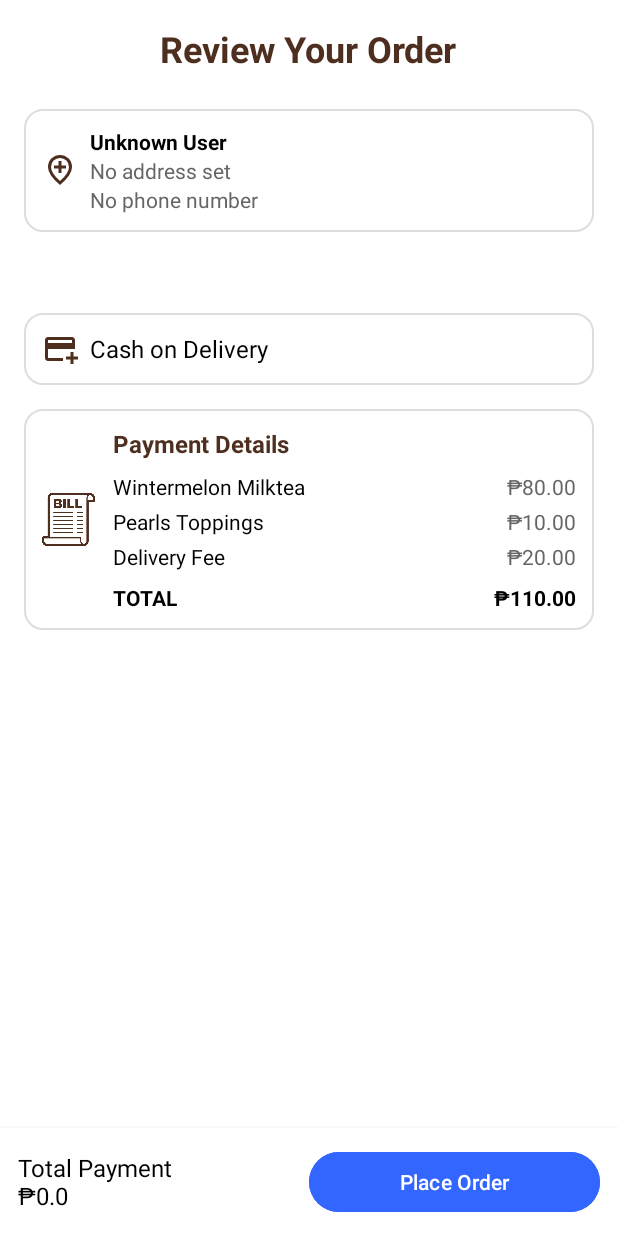
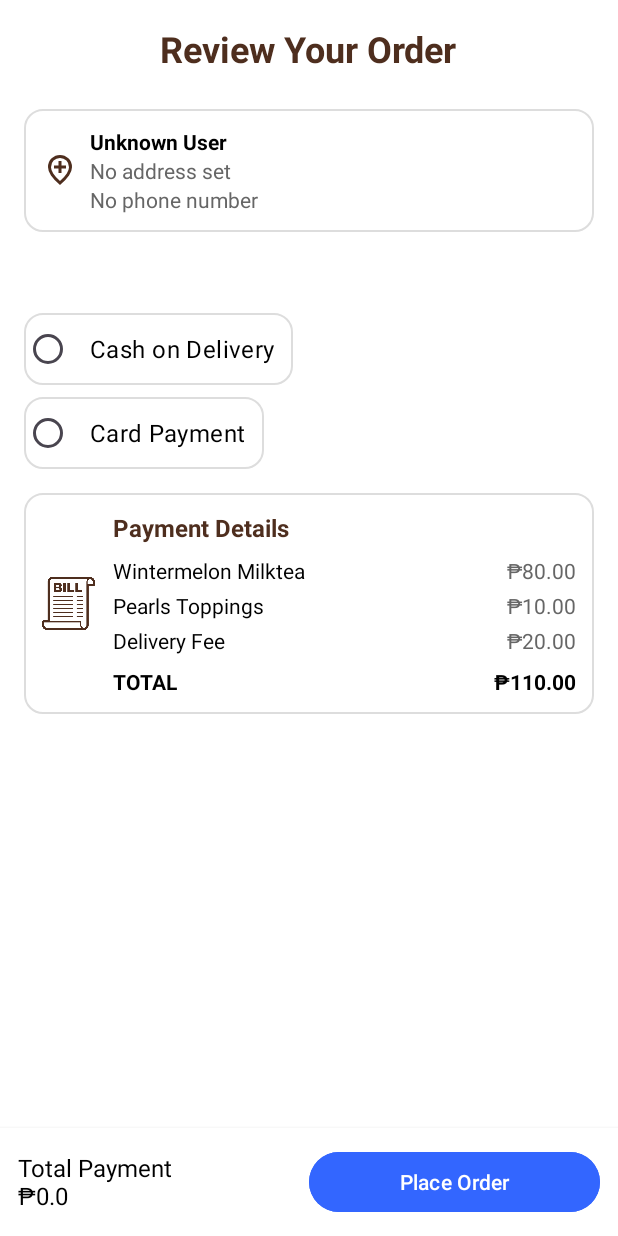
Before and after one commit to Hanie1602/MilkTeaStore, an Android app: the CheckoutActivity screen opened directly, with no data from a screen before it, after a tap on "Place Order", on a phone screen of 412 x 824 dp. Run offline under Robolectric (Android 15) with nearby library versions, the phone set to English and light mode, and no system bars; 3 statements that could not run were skipped.

Commit message:
add QR code

```diff
--- a/app/src/main/java/com/example/milkteastore/controller/Cart/CheckoutActivity.java
+++ b/app/src/main/java/com/example/milkteastore/controller/Cart/CheckoutActivity.java
@@ -4,14 +4,20 @@ import android.content.Intent;
 import android.content.SharedPreferences;
 import android.graphics.Color;
 import android.os.Bundle;
+import android.os.Handler;
+import android.view.View; // Thêm import này
 import android.widget.Button;
+import android.widget.ImageView;
 import android.widget.LinearLayout;
+import android.widget.RadioButton;
+import android.widget.RadioGroup;
 import android.widget.TextView;
 import android.widget.Toast;
 
 import androidx.appcompat.app.AppCompatActivity;
 
 import com.example.milkteastore.R;
+import com.example.milkteastore.controller.Home.HomeActivity;
 import com.example.milkteastore.controller.MainActivity;
 import com.example.milkteastore.dao.OrderDAO;
 import com.example.milkteastore.model.CartItem;
@@ -23,17 +29,25 @@ import java.util.ArrayList;
 public class CheckoutActivity extends AppCompatActivity {
 
     private Button btnPlaceOrder;
+    private ImageView ivQrCode;
+    private RadioGroup rgPaymentOption;
+    private RadioButton rbCashOnDelivery, rbCardPayment;
 
     @Override
     protected void onCreate(Bundle savedInstanceState) {
         super.onCreate(savedInstanceState);
         setContentView(R.layout.activity_checkout);
 
-        // Lấy thông tin người dùng
+        // Lấy các thành phần giao diện
         TextView tvName = findViewById(R.id.tvName);
         TextView tvAddress = findViewById(R.id.tvAddress);
         TextView tvPhone = findViewById(R.id.tvPhone);
+        ivQrCode = findViewById(R.id.ivQrCode);
+        rgPaymentOption = findViewById(R.id.rgPaymentOption);
+        rbCashOnDelivery = findViewById(R.id.rbCashOnDelivery);
+        rbCardPayment = findViewById(R.id.rbCardPayment);
 
+        // Lấy thông tin người dùng
         SharedPreferences prefs = getSharedPreferences("USER_SESSION", MODE_PRIVATE);
         int currentUserId = prefs.getInt("USER_ID", -1);
         String name = prefs.getString("USER_NAME", "Unknown User");
@@ -74,9 +88,26 @@ public class CheckoutActivity extends AppCompatActivity {
             }
         }
 
+        // Xử lý chọn phương thức thanh toán
+        rgPaymentOption.setOnCheckedChangeListener((group, checkedId) -> {
+            if (checkedId == R.id.rbCardPayment) {
+                ivQrCode.setVisibility(View.VISIBLE);
+                // Ẩn QR sau 10 giây
+                new Handler().postDelayed(() -> ivQrCode.setVisibility(View.GONE), 1000000);
+            } else {
+                ivQrCode.setVisibility(View.GONE);
+            }
+        });
+
         // Đặt hàng khi nhấn
         btnPlaceOrder = findViewById(R.id.btnPlaceOrder);
         btnPlaceOrder.setOnClickListener(view -> {
+            String paymentMethod = rbCashOnDelivery.isChecked() ? "Cash on Delivery" : "Card Payment";
+            if (paymentMethod.equals("Card Payment") && ivQrCode.getVisibility() == View.GONE) {
+                Toast.makeText(this, "Vui lòng quét mã QR để thanh toán trước!", Toast.LENGTH_SHORT).show();
+                return;
+            }
+
             OrderDAO orderDAO = new OrderDAO(CheckoutActivity.this);
             long newOrderId = orderDAO.insertOrder(currentUserId, "ORD" + System.currentTimeMillis(), totalAmount, cartItems);
 
@@ -84,7 +115,7 @@ public class CheckoutActivity extends AppCompatActivity {
                 Toast.makeText(this, "Đặt hàng thành công!", Toast.LENGTH_SHORT).show();
                 CartManager.getInstance().clearCartForUser(currentUserId);
 
-                Intent intent = new Intent(this, MainActivity.class);
+                Intent intent = new Intent(this, HomeActivity.class);
                 intent.setFlags(Intent.FLAG_ACTIVITY_NEW_TASK | Intent.FLAG_ACTIVITY_CLEAR_TASK);
                 startActivity(intent);
                 finish();
--- a/app/src/main/res/layout/activity_checkout.xml
+++ b/app/src/main/res/layout/activity_checkout.xml
@@ -86,32 +86,50 @@
                 <!-- Add views programmatically -->
             </LinearLayout>
 
-
-
             <!-- Payment Option -->
             <LinearLayout
                 android:layout_width="match_parent"
                 android:layout_height="wrap_content"
                 android:layout_marginBottom="16dp"
-                android:background="@drawable/bg_card"
-                android:orientation="horizontal"
-                android:padding="12dp">
+                android:orientation="vertical">
 
+                <RadioGroup
+                    android:id="@+id/rgPaymentOption"
+                    android:layout_width="match_parent"
+                    android:layout_height="wrap_content"
+                    android:orientation="vertical">
+
+                    <RadioButton
+                        android:id="@+id/rbCashOnDelivery"
+                        android:layout_width="wrap_content"
+                        android:layout_height="wrap_content"
+                        android:layout_marginBottom="8dp"
+                        android:background="@drawable/bg_card"
+                        android:padding="12dp"
+                        android:text="Cash on Delivery"
+                        android:textColor="#000000"
+                        android:textSize="16sp" />
+
+                    <RadioButton
+                        android:id="@+id/rbCardPayment"
+                        android:layout_width="wrap_content"
+                        android:layout_height="wrap_content"
+                        android:background="@drawable/bg_card"
+                        android:padding="12dp"
+                        android:text="Card Payment"
+                        android:textColor="#000000"
+                        android:textSize="16sp" />
+                </RadioGroup>
+
+                <!-- QR Code Image -->
                 <ImageView
-                    android:layout_width="24dp"
-                    android:layout_height="24dp"
-                    android:layout_gravity="center_vertical"
-                    android:layout_marginRight="8dp"
-                    android:src="@drawable/ic_payment"
-                    android:tint="#4E2E1E" />
-
-                <TextView
-                    android:layout_width="wrap_content"
-                    android:layout_height="wrap_content"
-                    android:layout_gravity="center_vertical"
-                    android:text="Cash on Delivery"
-                    android:textColor="#000000"
-                    android:textSize="16sp" />
+                    android:id="@+id/ivQrCode"
+                    android:layout_width="200dp"
+                    android:layout_height="200dp"
+                    android:layout_gravity="center"
+                    android:layout_marginTop="16dp"
+                    android:src="@drawable/qr"
+                    android:visibility="gone" />
             </LinearLayout>
 
             <!-- Payment Details -->
@@ -235,7 +253,6 @@
                 </LinearLayout>
             </LinearLayout>
 
-
         </LinearLayout>
     </ScrollView>
 
@@ -261,7 +278,6 @@
             android:textColor="#000000"
             android:textSize="16sp" />
 
-
         <Button
             android:id="@+id/btnPlaceOrder"
             android:layout_width="0dp"
```
Also changed, not shown: app/src/main/res/drawable/qr.jpg (added).
